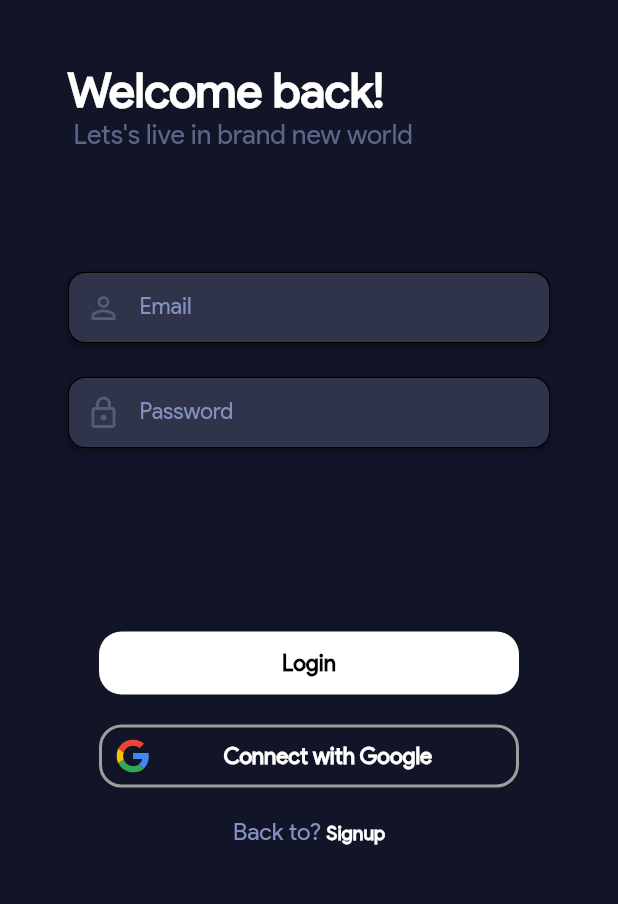
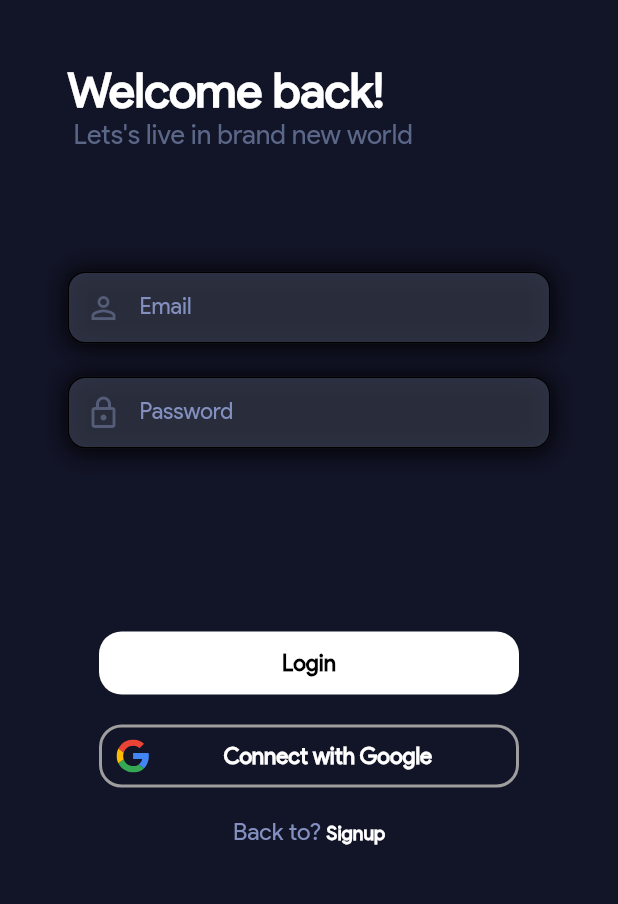
Before and after one commit to suhaibvazin/vchatter, a Flutter app: the screen it shows after launch, on a phone screen of 412 x 824 dp, the part 231-1135 px from its top. Run offline on Flutter 3.47's test engine with Material 2 defaults, Android fonts, the phone set to English and light mode, and no system bars; our stand-ins replace bloc, equatable, firebase_auth, firebase_core, flutter_bloc, flutter_svg and 1 more; accounts and stored records are empty.

Commit message:
Modified shadow on text field

```diff
--- a/lib/auth/presentation/ui/widgets/text_field_entry.dart
+++ b/lib/auth/presentation/ui/widgets/text_field_entry.dart
@@ -20,10 +20,10 @@ class TextFieldEntry extends StatelessWidget {
         boxShadow: [
           BoxShadow(
             color: const Color.fromARGB(255, 0, 0, 0)
-                .withOpacity(0.2), // Set shadow color
-            spreadRadius: 1,
-            blurRadius: 1,
-            offset: const Offset(0, 1), // Offset of the shadow
+                .withOpacity(0.9), // Set shadow color
+            spreadRadius: 1.0,
+            blurRadius: 12.0,
+            offset: const Offset(0, 0), // Offset of the shadow
           ),
         ],
       ),
```
